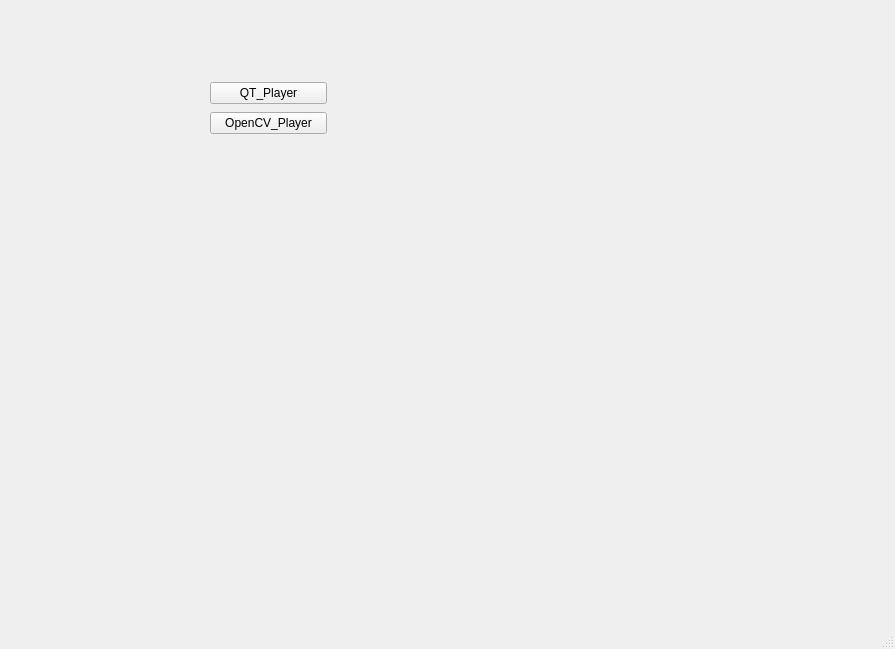
NonNonBiyori/QT, file ui/mainwindow.ui: the form before one commit.
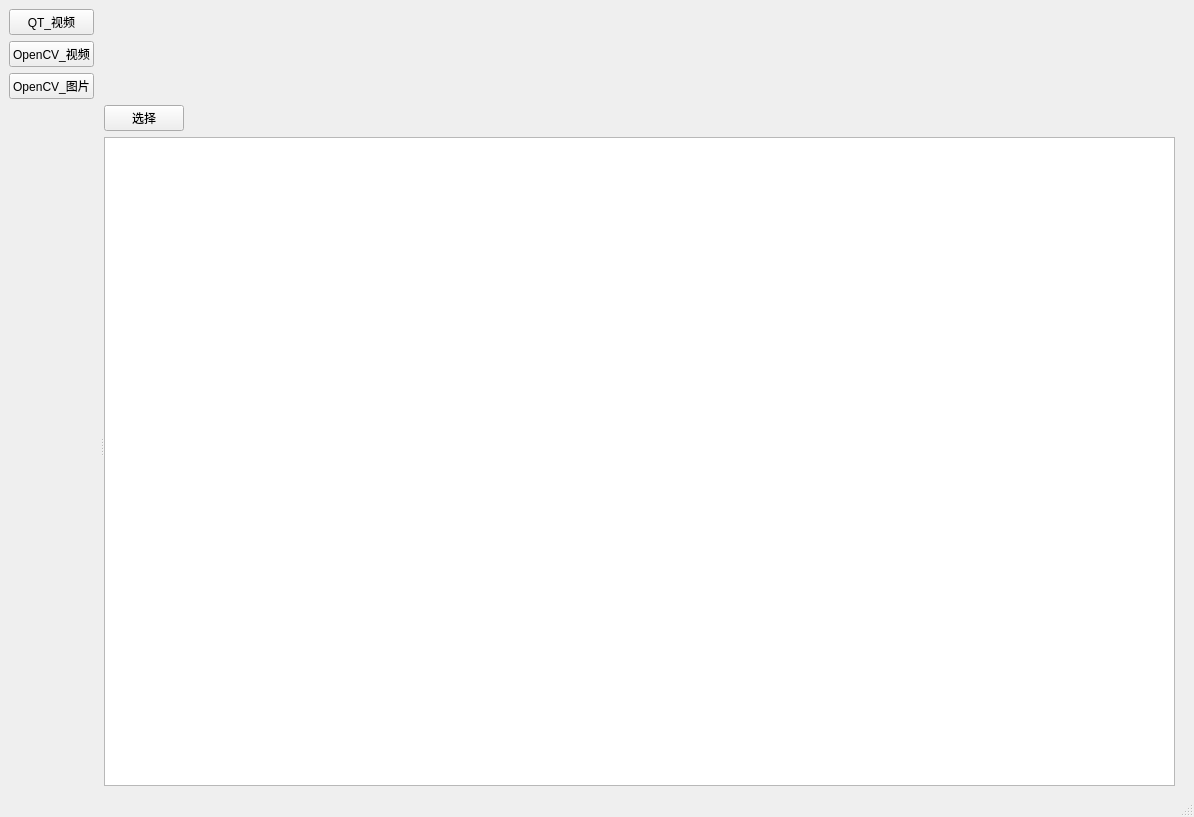
The form after the commit.

```diff
--- a/ui/mainwindow.ui
+++ b/ui/mainwindow.ui
@@ -6,40 +6,98 @@
    <rect>
     <x>0</x>
     <y>0</y>
-    <width>895</width>
-    <height>649</height>
+    <width>1194</width>
+    <height>817</height>
    </rect>
   </property>
   <property name="windowTitle">
    <string>MainWindow</string>
   </property>
+  <property name="autoFillBackground">
+   <bool>false</bool>
+  </property>
   <widget class="QWidget" name="centralwidget">
-   <widget class="QWidget" name="">
-    <property name="geometry">
-     <rect>
-      <x>210</x>
-      <y>80</y>
-      <width>117</width>
-      <height>58</height>
-     </rect>
-    </property>
-    <layout class="QVBoxLayout" name="verticalLayout">
-     <item>
-      <widget class="QPushButton" name="pb_vedio">
-       <property name="text">
-        <string>QT_Player</string>
+   <layout class="QGridLayout" name="gridLayout">
+    <item row="0" column="0">
+     <widget class="QPushButton" name="pb_vedio">
+      <property name="text">
+       <string>QT_视频</string>
+      </property>
+     </widget>
+    </item>
+    <item row="1" column="0">
+     <widget class="QPushButton" name="pb_openCV">
+      <property name="text">
+       <string>OpenCV_视频</string>
+      </property>
+     </widget>
+    </item>
+    <item row="2" column="0">
+     <widget class="QPushButton" name="pb_openCV_JPEG">
+      <property name="text">
+       <string>OpenCV_图片</string>
+      </property>
+     </widget>
+    </item>
+    <item row="3" column="1">
+     <widget class="QSplitter" name="splitter">
+      <property name="orientation">
+       <enum>Qt::Horizontal</enum>
+      </property>
+      <widget class="QStackedWidget" name="stackedWidge_main">
+       <property name="currentIndex">
+        <number>1</number>
        </property>
       </widget>
-     </item>
-     <item>
-      <widget class="QPushButton" name="pb_openCV">
-       <property name="text">
-        <string>OpenCV_Player</string>
-       </property>
+      <widget class="QWidget" name="">
+       <layout class="QVBoxLayout" name="verticalLayout">
+        <property name="sizeConstraint">
+         <enum>QLayout::SetDefaultConstraint</enum>
+        </property>
+        <property name="rightMargin">
+         <number>10</number>
+        </property>
+        <item>
+         <layout class="QHBoxLayout" name="horizontalLayout">
+          <item>
+           <widget class="QPushButton" name="pb_open">
+            <property name="text">
+             <string>选择</string>
+            </property>
+           </widget>
+          </item>
+          <item>
+           <spacer name="horizontalSpacer">
+            <property name="orientation">
+             <enum>Qt::Horizontal</enum>
+            </property>
+            <property name="sizeHint" stdset="0">
+             <size>
+              <width>40</width>
+              <height>20</height>
+             </size>
+            </property>
+           </spacer>
+          </item>
+         </layout>
+        </item>
+        <item>
+         <widget class="QTreeWidget" name="treeWidget_files">
+          <attribute name="headerVisible">
+           <bool>false</bool>
+          </attribute>
+          <column>
+           <property name="text">
+            <string notr="true">1</string>
+           </property>
+          </column>
+         </widget>
+        </item>
+       </layout>
       </widget>
-     </item>
-    </layout>
-   </widget>
+     </widget>
+    </item>
+   </layout>
   </widget>
   <widget class="QMenuBar" name="menubar">
    <property name="geometry">
```
Left out of the diff: 26 changed lines with no effect on the pictures.
